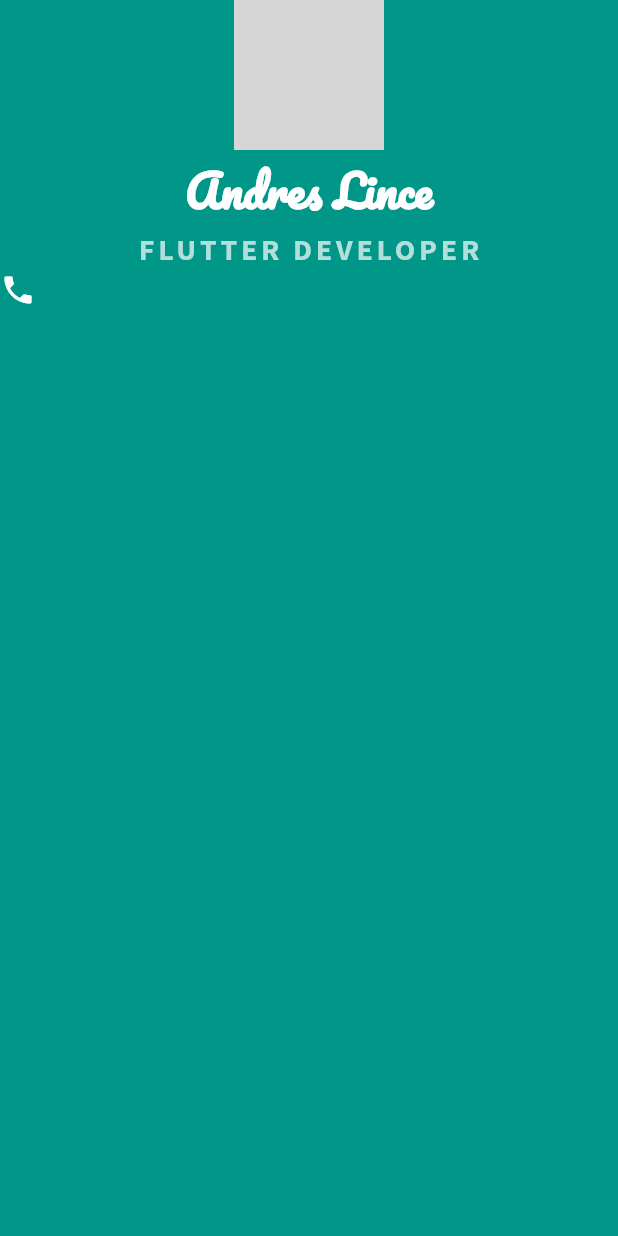
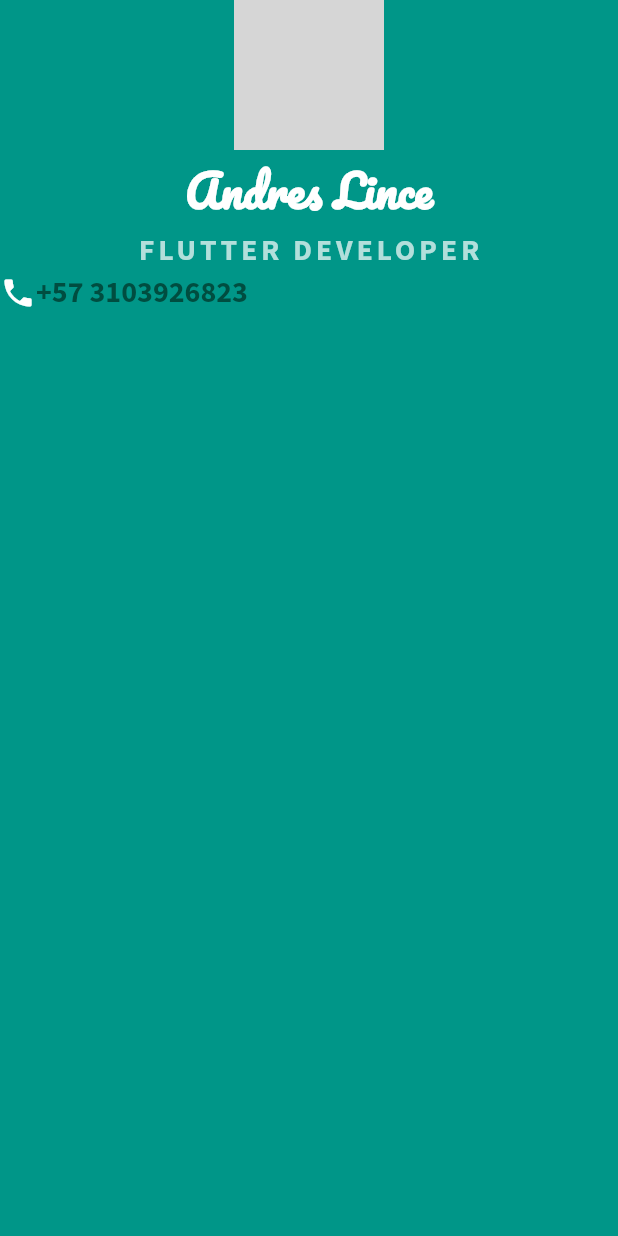
Before and after one commit to AndresLince/my_card_flutter, a Flutter app: the screen it shows after launch, on a phone screen of 412 x 824 dp. Run offline on Flutter 3.47's test engine with Material 2 defaults, Android fonts, the phone set to English and light mode, and no system bars; grey boxes are pictures that could not be loaded.

Commit message:
Add number text

```diff
--- a/lib/main.dart
+++ b/lib/main.dart
@@ -37,11 +37,16 @@ class MyApp extends StatelessWidget {
                   fontWeight: FontWeight.bold),
             ),
             Container(
-              child: const Row(
+              child: Row(
                 children: [
-                  Icon(
-                      Icons.phone,
-                    color: Colors.white
+                  const Icon(Icons.phone, color: Colors.white),
+                  Text('+57 3103926823',
+                    style: TextStyle(
+                      fontFamily: 'SourceSans',
+                      color: Colors.teal.shade900,
+                      fontSize:20,
+                      fontWeight: FontWeight.bold
+                    ),
                   )
                 ],
               ),
```
